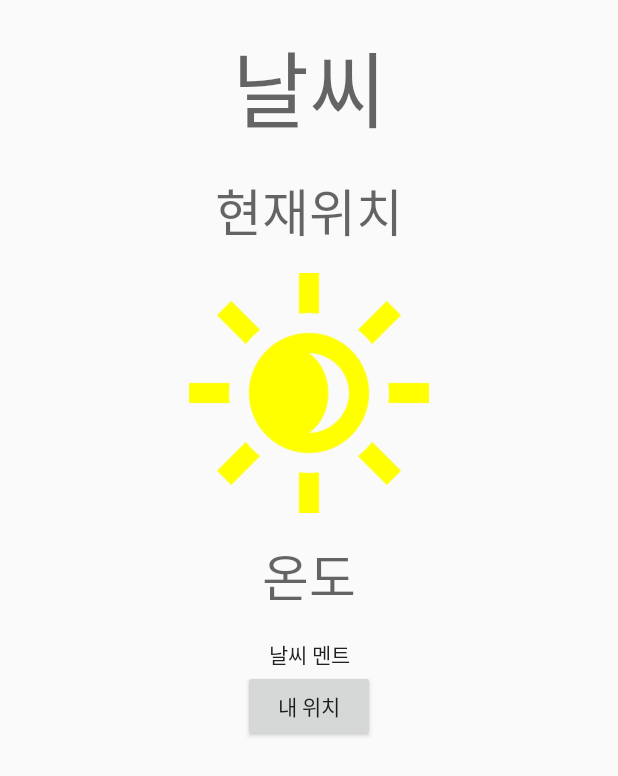
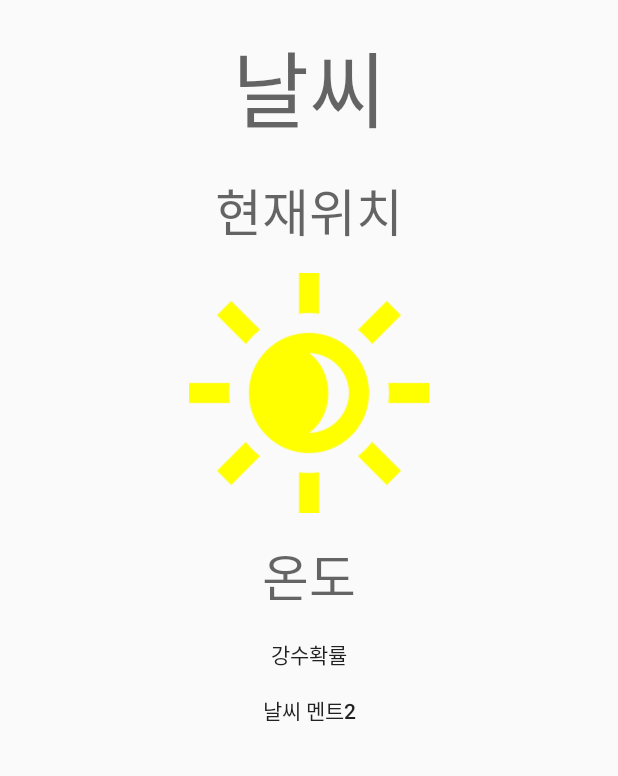
Before and after one commit to hisungwoo/HiWeather, an Android app: the layout activity_main.xml on its own in the app's theme, with its tools: preview values and no code run, on a phone screen of 412 x 824 dp. Shown: the top 776 px of the screen. Run offline under Robolectric (Android 15) with nearby library versions, the light colour scheme and no system bars.

Commit message:
날씨상태, 기온, 강수확률 추가

```diff
--- a/app/src/main/res/layout/activity_main.xml
+++ b/app/src/main/res/layout/activity_main.xml
@@ -7,7 +7,7 @@
     tools:context=".MainActivity">
 
     <TextView
-        android:id="@+id/textView"
+        android:id="@+id/weather_state"
         android:layout_width="wrap_content"
         android:layout_height="wrap_content"
         android:layout_marginTop="16dp"
@@ -25,7 +25,7 @@
         android:layout_marginTop="15dp"
         app:layout_constraintEnd_toEndOf="parent"
         app:layout_constraintStart_toStartOf="parent"
-        app:layout_constraintTop_toBottomOf="@+id/textView"
+        app:layout_constraintTop_toBottomOf="@+id/weather_state"
         tools:text="현재위치" />
 
     <ImageView
@@ -42,7 +42,7 @@
 
 
     <TextView
-        android:id="@+id/textView3"
+        android:id="@+id/temperature"
         android:layout_width="wrap_content"
         android:layout_height="wrap_content"
         android:textAppearance="@style/TextAppearance.AppCompat.Display1"
@@ -53,24 +53,27 @@
         tools:text="온도" />
 
     <TextView
-        android:id="@+id/textView4"
+        android:id="@+id/pop"
         android:layout_width="wrap_content"
         android:layout_height="wrap_content"
         android:textAppearance="@style/TextAppearance.AppCompat.Body2"
         android:layout_marginTop="16dp"
         app:layout_constraintEnd_toEndOf="parent"
         app:layout_constraintStart_toStartOf="parent"
-        app:layout_constraintTop_toBottomOf="@+id/textView3"
-        tools:text="날씨 멘트" />
+        app:layout_constraintTop_toBottomOf="@+id/temperature"
+        tools:text="강수확률" />
 
-    <Button
-        android:id="@+id/location_test"
+    <TextView
+        android:id="@+id/textView5"
         android:layout_width="wrap_content"
         android:layout_height="wrap_content"
-        android:text="내 위치"
+        android:textAppearance="@style/TextAppearance.AppCompat.Body2"
+        android:layout_marginTop="16dp"
         app:layout_constraintEnd_toEndOf="parent"
         app:layout_constraintStart_toStartOf="parent"
-        app:layout_constraintTop_toBottomOf="@+id/textView4" />
+        app:layout_constraintTop_toBottomOf="@+id/pop"
+        tools:text="날씨 멘트2" />
+
 
 
 </androidx.constraintlayout.widget.ConstraintLayout>
```
Also changed, not shown: app/src/main/java/org/ganache/hiweather/MainActivity.java (+98 -8 lines).
